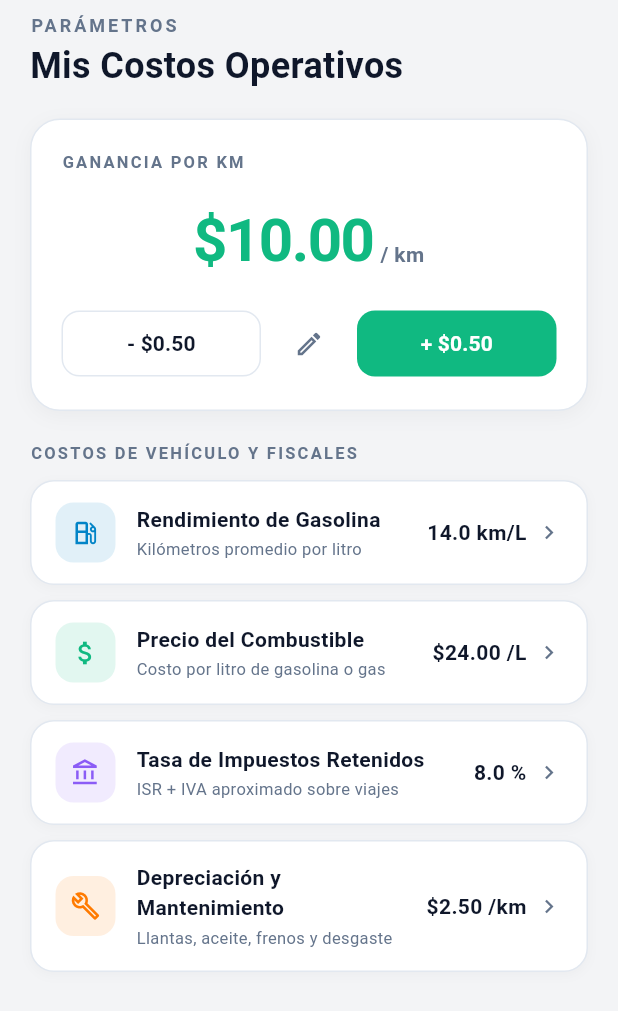
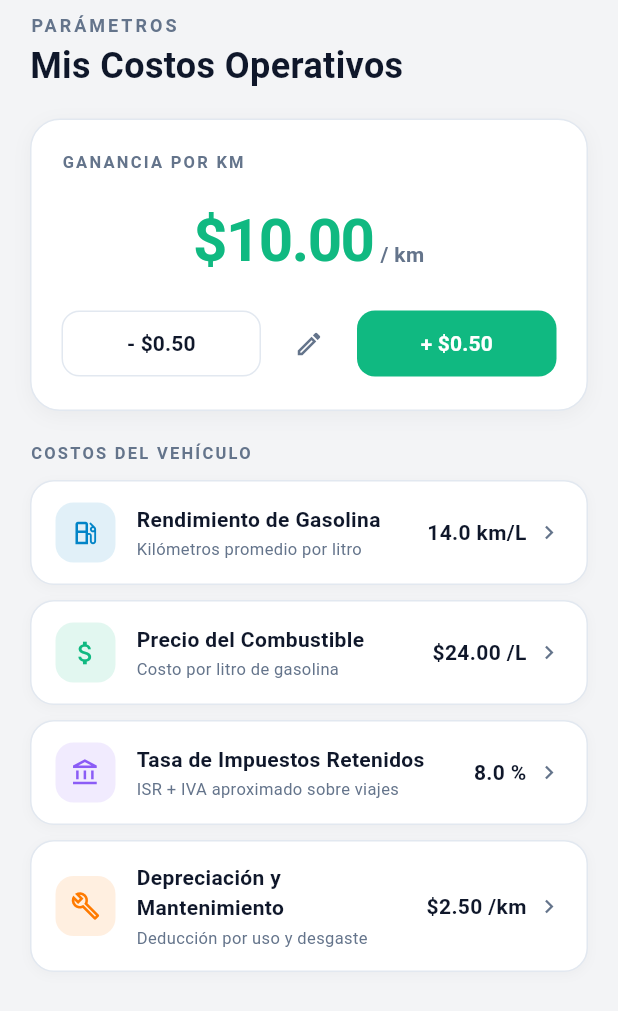
Before and after one commit to akalex5/masga_propio, a Flutter app: the MisCostosScreen screen opened directly, on a phone screen of 412 x 824 dp. Shown: the top 1011 px of the screen. Run offline on Flutter 3.47's test engine with Material 3 defaults, Android fonts, the phone set to English and light mode, and no system bars; our stand-ins replace google_mobile_ads, permission_handler, shared_preferences; accounts and stored records are empty.

Commit message:
Ajuste de textos en mis costos screen

```diff
--- /dev/null
+++ b/devtools_options.yaml
@@ -0,0 +1,3 @@
+description: This file stores settings for Dart & Flutter DevTools.
+documentation: https://docs.flutter.dev/tools/devtools/extensions#configure-extension-enablement-states
+extensions:
--- a/lib/mis_costos_screen.dart
+++ b/lib/mis_costos_screen.dart
@@ -259,7 +259,7 @@ class _MisCostosScreenState extends State<MisCostosScreen> {
                 const SizedBox(height: 20),
 
                 Text(
-                  'COSTOS DE VEHÍCULO Y FISCALES',
+                  'COSTOS DEL VEHÍCULO',
                   style: TextStyle(
                     color: textSecondary,
                     fontSize: 11,
@@ -293,7 +293,7 @@ class _MisCostosScreenState extends State<MisCostosScreen> {
 
                 _ItemCostoTile(
                   titulo: 'Precio del Combustible',
-                  subtitulo: 'Costo por litro de gasolina o gas',
+                  subtitulo: 'Costo por litro de gasolina',
                   valor: '\$${_precioCombustible.toStringAsFixed(2)} /L',
                   icono: Icons.attach_money,
                   colorIcono: const Color(0xFF10B981),
@@ -335,7 +335,7 @@ class _MisCostosScreenState extends State<MisCostosScreen> {
 
                 _ItemCostoTile(
                   titulo: 'Depreciación y Mantenimiento',
-                  subtitulo: 'Llantas, aceite, frenos y desgaste',
+                  subtitulo: 'Deducción por uso y desgaste',
                   valor: '\$${_depreciacionPorKm.toStringAsFixed(2)} /km',
                   icono: Icons.build_outlined,
                   colorIcono: const Color(0xFFFF7A00),
```
